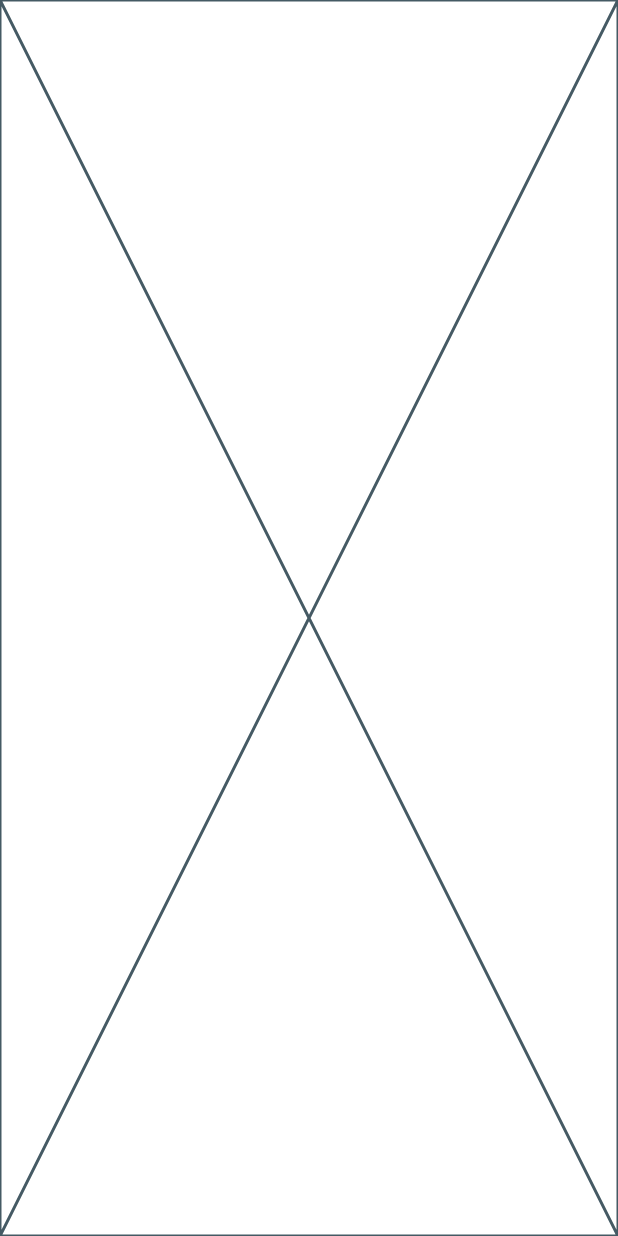
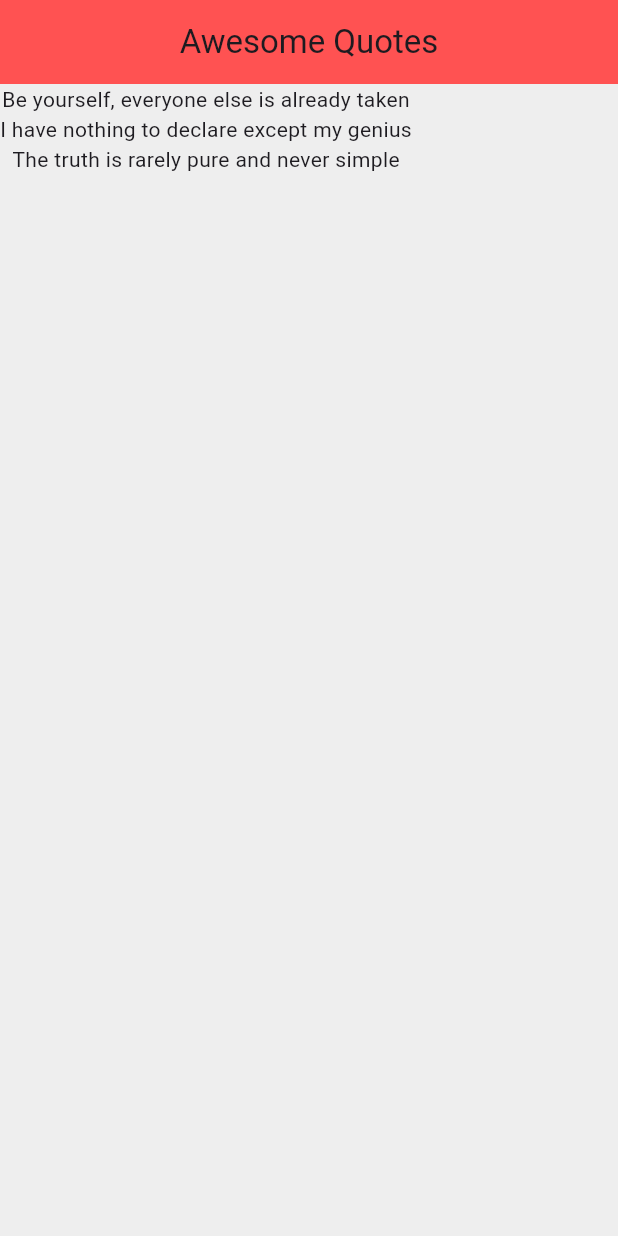
Before and after one commit to daghlas/my_data_list_app, a Flutter app: the screen it shows after launch, on a phone screen of 412 x 824 dp. Run offline on Flutter 3.47's test engine with Material 3 defaults, Android fonts, the phone set to English and light mode, and no system bars.

Commit message:
data list

```diff
--- a/lib/main.dart
+++ b/lib/main.dart
@@ -1,8 +1,8 @@
 import 'package:flutter/material.dart';
 
 void main() => runApp(const MaterialApp(
-  home: QuoteList(),
-));
+      home: QuoteList(),
+    ));
 
 class QuoteList extends StatefulWidget {
   const QuoteList({super.key});
@@ -12,8 +12,26 @@
 }
 
 class _QuoteListState extends State<QuoteList> {
+  List<String> quotes = [
+    'Be yourself, everyone else is already taken',
+    'I have nothing to declare except my genius',
+    'The truth is rarely pure and never simple'
+  ];
+
   @override
   Widget build(BuildContext context) {
-    return const Placeholder();
+    return Scaffold(
+        backgroundColor: Colors.grey[200],
+        appBar: AppBar(
+          title: const Text('Awesome Quotes'),
+          centerTitle: true,
+          backgroundColor: Colors.redAccent,
+        ),
+        body: Column(
+          children: quotes.map((quote) {
+            return Text(quote);
+          }).toList(),
+        )
+    );
   }
 }
```
